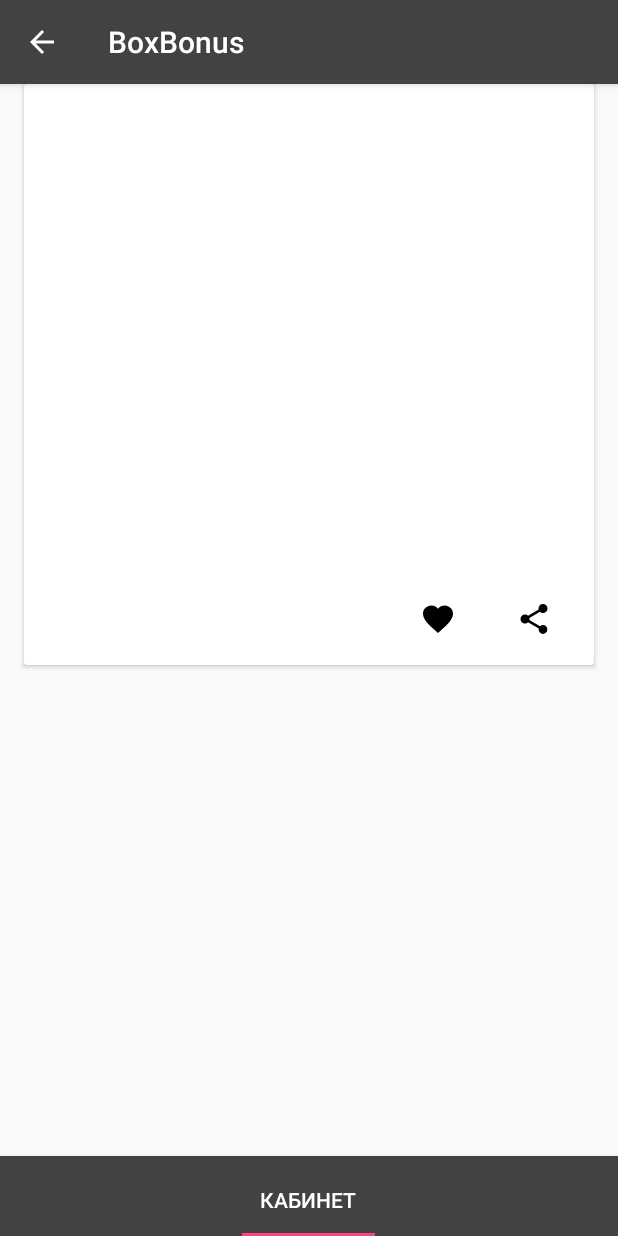
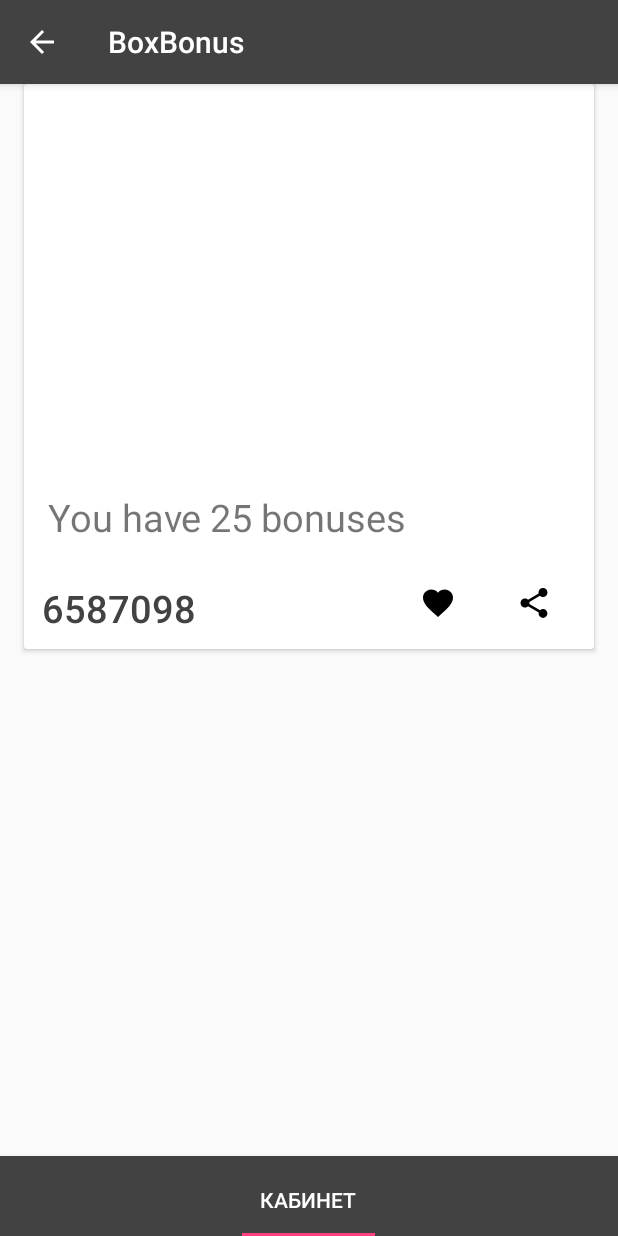
Before and after one commit to ixvil/BoxBonus.Android, an Android app: the HomeFragment screen opened directly, with no data from a screen before it, on a phone screen of 412 x 824 dp. Run offline under Robolectric (Android 15) with nearby library versions, the phone set to English and light mode, and no system bars; libraries missing offline, so code that uses them is left out: com.journeyapps.barcodescanner, com.vk.sdk; 2 statements that could not run were skipped.

Commit message:
wallet, bonuses, home screen

```diff
--- a/app/build.gradle
+++ b/app/build.gradle
@@ -40,4 +40,7 @@ dependencies {
     testCompile 'junit:junit:4.12'
     compile 'com.google.android.gms:play-services-appindexing:8.4.0'
     compile 'com.android.support.test.espresso:espresso-core:2.2.2'
+
+    compile 'com.journeyapps:zxing-android-embedded:3.0.2@aar'
+    compile 'com.google.zxing:core:3.2.0'
 }
--- a/app/src/main/java/com/ixvil/boxbonus/HomeFragment.java
+++ b/app/src/main/java/com/ixvil/boxbonus/HomeFragment.java
@@ -4,76 +4,37 @@ import android.content.Context;
 import android.net.Uri;
 import android.os.Bundle;
 import android.support.v4.app.Fragment;
-import android.support.v7.widget.RecyclerView;
 import android.view.LayoutInflater;
 import android.view.View;
 import android.view.ViewGroup;
+import android.widget.ImageView;
 import android.widget.TextView;
 
+import com.ixvil.boxbonus.models.Wallet;
 
-/**
- * A simple {@link Fragment} subclass.
- * Activities that contain this fragment must implement the
- * {@link HomeFragment.OnFragmentInteractionListener} interface
- * to handle interaction events.
- * Use the {@link HomeFragment#newInstance} factory method to
- * create an instance of this fragment.
- */
+
 public class HomeFragment extends Fragment {
-    // TODO: Rename parameter arguments, choose names that match
-    // the fragment initialization parameters, e.g. ARG_ITEM_NUMBER
-    private static final String ARG_PARAM1 = "param1";
-    private static final String ARG_PARAM2 = "param2";
-
-    // TODO: Rename and change types of parameters
-    private String mParam1;
-    private String mParam2;
-
     private OnFragmentInteractionListener mListener;
-
-    public HomeFragment() {
-        // Required empty public constructor
-    }
-
-    /**
-     * Use this factory method to create a new instance of
-     * this fragment using the provided parameters.
-     *
-     * @param param1 Parameter 1.
-     * @param param2 Parameter 2.
-     * @return A new instance of fragment HomeFragment.
-     */
-    // TODO: Rename and change types and number of parameters
-    public static HomeFragment newInstance(String param1, String param2) {
-        HomeFragment fragment = new HomeFragment();
-        Bundle args = new Bundle();
-        args.putString(ARG_PARAM1, param1);
-        args.putString(ARG_PARAM2, param2);
-        fragment.setArguments(args);
-        return fragment;
-    }
-
-    @Override
-    public void onCreate(Bundle savedInstanceState) {
-        super.onCreate(savedInstanceState);
-        if (getArguments() != null) {
-            mParam1 = getArguments().getString(ARG_PARAM1);
-            mParam2 = getArguments().getString(ARG_PARAM2);
-        }
-    }
 
     @Override
     public View onCreateView(LayoutInflater inflater, ViewGroup container,
                              Bundle savedInstanceState) {
-        // Inflate the layout for this fragment
-        return inflater.inflate(R.layout.fragment_home, container, false);
-    }
+        super.onCreateView(inflater, container, savedInstanceState);
 
-    // TODO: Rename method, update argument and hook method into UI event
-    public void onButtonPressed(Uri uri) {
-        if (mListener != null) {
-            mListener.onFragmentInteraction(uri);
-        }
+        View homeView = inflater.inflate(R.layout.fragment_home, container, false);
+
+        TextView walletView = (TextView) homeView.findViewById(R.id.walletID);
+        walletView.setText(Wallet.getWalletId().toString());
+
+        TextView bonusesView = (TextView) homeView.findViewById(R.id.card_text);
+        bonusesView.setText("You have 25 bonuses");
+
+        ImageView imageView = (ImageView) homeView.findViewById(R.id.card_image);
+        int pic_height = (int) getResources().getDimension(R.dimen.pic_height);
+        imageView.setImageBitmap(Wallet.getQr(pic_height, pic_height));
+
+        // TODO: 24.10.2016 Work around Instance restore
+        return homeView;
     }
 
     @Override
@@ -93,63 +54,8 @@ public class HomeFragment extends Fragment {
         mListener = null;
     }
 
-    /**
-     * This interface must be implemented by activities that contain this
-     * fragment to allow an interaction in this fragment to be communicated
-     * to the activity and potentially other fragments contained in that
-     * activity.
-     * <p>
-     * See the Android Training lesson <a href=
-     * "http://developer.android.com/training/basics/fragments/communicating.html"
-     * >Communicating with Other Fragments</a> for more information.
-     */
     public interface OnFragmentInteractionListener {
         // TODO: Update argument type and name
         void onFragmentInteraction(Uri uri);
     }
-
-    public static class ViewHolder extends RecyclerView.ViewHolder {
-//        TextView walletHolder;
-
-        public ViewHolder(LayoutInflater inflater, ViewGroup parent) {
-            super(inflater.inflate(R.layout.fragment_home, parent, false));
-//            walletHolder = (TextView) itemView.findViewById(R.id.walletID);
-        }
-    }
-
-    public static class ContentAdapter extends RecyclerView.Adapter<ViewHolder> {
-        // Set numbers of List in RecyclerView.
-        private static final int LENGTH = 18;
-
-        public ContentAdapter() {
-        }
-
-        /**
-         * @param parent
-         * @param viewType
-         * @return ViewHolder
-         */
-        @Override
-        public ViewHolder onCreateViewHolder(ViewGroup parent, int viewType) {
-            return new ViewHolder(LayoutInflater.from(parent.getContext()), parent);
-        }
-
-        /**
-         * @param holder
-         * @param position
-         */
-        @Override
-        public void onBindViewHolder(ViewHolder holder, int position) {
-//            holder.walletHolder.setText("12312333");
-        }
-
-        /**
-         * @return int
-         */
-        @Override
-        public int getItemCount() {
-            return LENGTH;
-        }
-    }
-
 }
--- a/app/src/main/java/com/ixvil/boxbonus/MainActivity.java
+++ b/app/src/main/java/com/ixvil/boxbonus/MainActivity.java
@@ -38,7 +38,6 @@ public class MainActivity extends AppCompatActivity implements HomeFragment.OnFr
 
         Toolbar toolbar = (Toolbar) findViewById(R.id.toolbar);
         setSupportActionBar(toolbar);
-
 
         ViewPager viewPager = (ViewPager) findViewById(R.id.viewpager);
         setupViewPager(viewPager);
--- /dev/null
+++ b/app/src/main/java/com/ixvil/boxbonus/models/Wallet.java
@@ -0,0 +1,38 @@
+package com.ixvil.boxbonus.models;
+
+
+import android.graphics.Bitmap;
+
+import com.google.zxing.BarcodeFormat;
+import com.google.zxing.WriterException;
+import com.journeyapps.barcodescanner.BarcodeEncoder;
+
+/**
+ * Created by shipin_a on 24.10.2016.
+ */
+
+public class Wallet {
+
+    private static Integer walletId = 6587098;
+
+    static public Integer getWalletId() {
+        return walletId;
+    }
+
+    /**
+     * Generate QR Bitmap with walletId
+     *
+     * @return Bitmap
+     */
+    static public Bitmap getQr(int pic_width, int pic_height) {
+        Bitmap bitmap = null;
+        try {
+            BarcodeEncoder barcodeEncoder = new BarcodeEncoder();
+            bitmap = barcodeEncoder.encodeBitmap(walletId.toString(), BarcodeFormat.QR_CODE, pic_width, pic_height);
+
+        } catch (WriterException e) {
+
+        }
+        return bitmap;
+    }
+}
--- a/app/src/main/res/layout/fragment_home.xml
+++ b/app/src/main/res/layout/fragment_home.xml
@@ -40,7 +40,6 @@
                     android:layout_marginLeft="@dimen/md_keylines"
                     android:layout_marginRight="@dimen/md_keylines"
                     android:layout_marginTop="@dimen/md_keylines"
-                    android:layout_weight="0.4"
 
                     android:ellipsize="end"
                     android:textSize="@dimen/bonus_text_size"
@@ -88,7 +87,7 @@
                     android:layout_height="@dimen/pic_height"
                     android:layout_alignParentTop="true"
                     android:layout_centerHorizontal="true"
-                    android:layout_marginTop="@dimen/md_keylines"
+                    android:layout_marginTop="5dp"
                     android:scaleType="centerCrop"
                     tools:src="@mipmap/code" />
                 <!--android:tint="@color/button_grey" -->
--- a/app/src/main/res/values/strings.xml
+++ b/app/src/main/res/values/strings.xml
@@ -37,6 +37,7 @@
     <string name="accountType">com.ixvil.boxbonus</string>
     <string name="text.logout">Выйти</string>
     <string name="message_noserver">Сервер не отвечает, попробуйте позже</string>
+    <string name="tfbonuses">У вас 25 бонусов</string>
 
     <integer name="com_vk_sdk_AppId">5651075</integer>
 
```
Also changed, not shown: app/src/main/AndroidManifest.xml (+6 -5 lines).
